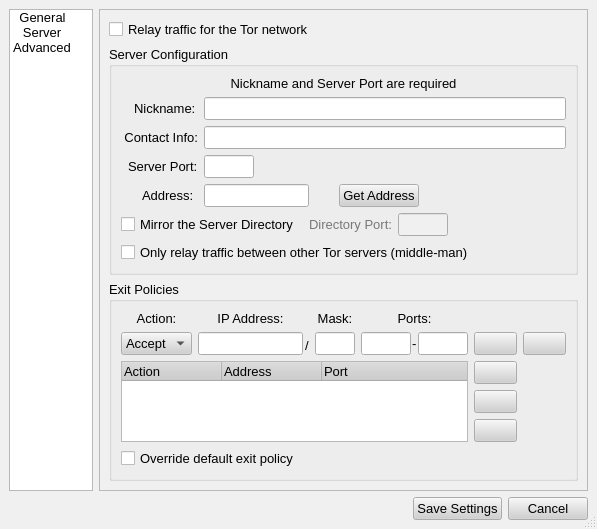
Before: the Qt Designer form src/gui/config/configdialog.ui in a-ilin/vidalia, drawn with Qt 5.
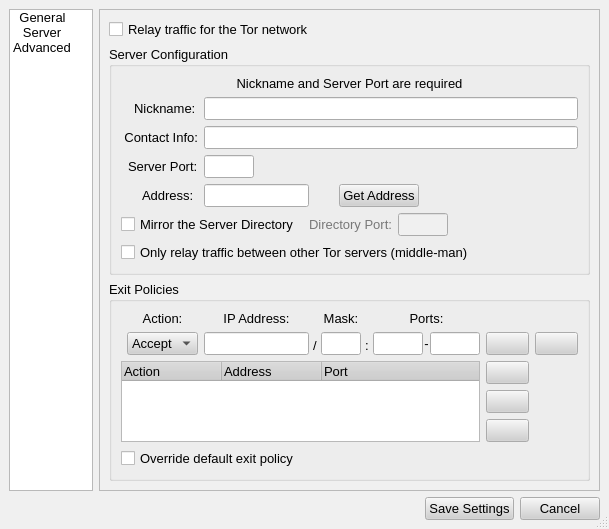
After: the same form once the commit is applied. The open tabs and pages were chosen to show the change. Icons and pictures are not drawn.

Commit message:
Minor layout change. Define help topics at the top to keep things sane when we start to go nuts with this concept.
svn:r503

What changed in the file:
```diff
--- a/src/gui/config/configdialog.ui
+++ b/src/gui/config/configdialog.ui
@@ -8,8 +8,8 @@
    <rect>
     <x>0</x>
     <y>0</y>
-    <width>522</width>
-    <height>302</height>
+    <width>575</width>
+    <height>349</height>
    </rect>
   </property>
   <property name="palette" >
@@ -1209,82 +1209,7 @@
                <property name="spacing" >
                 <number>6</number>
                </property>
-               <item row="0" column="0" >
-                <layout class="QHBoxLayout" >
-                 <property name="margin" >
-                  <number>0</number>
-                 </property>
-                 <property name="spacing" >
-                  <number>6</number>
-                 </property>
-                 <item>
-                  <spacer>
-                   <property name="orientation" >
-                    <enum>Qt::Horizontal</enum>
-                   </property>
-                   <property name="sizeHint" >
-                    <size>
-                     <width>40</width>
-                     <height>20</height>
-                    </size>
-                   </property>
-                  </spacer>
-                 </item>
-                 <item>
-                  <layout class="QVBoxLayout" >
-                   <property name="margin" >
-                    <number>0</number>
-                   </property>
-                   <property name="spacing" >
-                    <number>6</number>
-                   </property>
-                   <item>
-                    <widget class="QLabel" name="label_6" >
-                     <property name="contextMenuPolicy" >
-                      <enum>Qt::NoContextMenu</enum>
-                     </property>
-                     <property name="text" >
-                      <string>Action:</string>
-                     </property>
-                     <property name="alignment" >
-                      <set>Qt::AlignCenter</set>
-                     </property>
-                    </widget>
-                   </item>
-                   <item>
-                    <widget class="QComboBox" name="cmboExitAction" >
-                     <property name="sizePolicy" >
-                      <sizepolicy>
-                       <hsizetype>0</hsizetype>
-                       <vsizetype>0</vsizetype>
-                       <horstretch>0</horstretch>
-                       <verstretch>0</verstretch>
-                      </sizepolicy>
-                     </property>
-                     <property name="contextMenuPolicy" >
-                      <enum>Qt::NoContextMenu</enum>
-                     </property>
-                     <property name="toolTip" >
-                      <string>Action for new exit policy</string>
-                     </property>
-                     <property name="insertPolicy" >
-                      <enum>QComboBox::NoInsert</enum>
-                     </property>
-                     <item>
-                      <property name="text" >
-                       <string>Accept</string>
-                      </property>
-                     </item>
-                     <item>
-                      <property name="text" >
-                       <string>Reject</string>
-                      </property>
-                     </item>
-                    </widget>
-                   </item>
-                  </layout>
-                 </item>
-                 <item>
+               <item row="0" column="2" >
                   <layout class="QHBoxLayout" >
                    <property name="margin" >
                     <number>0</number>
@@ -1395,6 +1320,9 @@
                        <property name="text" >
                         <string>/</string>
                        </property>
+                     <property name="alignment" >
+                      <set>Qt::AlignCenter</set>
+                     </property>
                       </widget>
                      </item>
                     </layout>
@@ -1461,6 +1389,40 @@
                      </item>
                     </layout>
                    </item>
+                 <item>
+                  <layout class="QVBoxLayout" >
+                   <property name="margin" >
+                    <number>0</number>
+                   </property>
+                   <property name="spacing" >
+                    <number>6</number>
+                   </property>
+                   <item>
+                    <widget class="QLabel" name="label_12" >
+                     <property name="enabled" >
+                      <bool>false</bool>
+                     </property>
+                     <property name="contextMenuPolicy" >
+                      <enum>Qt::NoContextMenu</enum>
+                     </property>
+                     <property name="text" >
+                      <string/>
+                     </property>
+                    </widget>
+                   </item>
+                   <item>
+                    <widget class="QLabel" name="label_13" >
+                     <property name="contextMenuPolicy" >
+                      <enum>Qt::NoContextMenu</enum>
+                     </property>
+                     <property name="text" >
+                      <string>:</string>
+                     </property>
+                     <property name="alignment" >
+                      <set>Qt::AlignCenter</set>
+                     </property>
+                    </widget>
+                   </item>
                   </layout>
                  </item>
                  <item>
@@ -1533,6 +1495,9 @@
                        <property name="text" >
                         <string>-</string>
                        </property>
+                       <property name="alignment" >
+                        <set>Qt::AlignCenter</set>
+                       </property>
                       </widget>
                      </item>
                      <item>
@@ -1571,7 +1536,74 @@
                  </item>
                 </layout>
                </item>
-               <item row="2" column="0" >
+               <item row="0" column="1" >
+                <layout class="QVBoxLayout" >
+                 <property name="margin" >
+                  <number>0</number>
+                 </property>
+                 <property name="spacing" >
+                  <number>6</number>
+                 </property>
+                 <item>
+                  <widget class="QLabel" name="label_6" >
+                   <property name="contextMenuPolicy" >
+                    <enum>Qt::NoContextMenu</enum>
+                   </property>
+                   <property name="text" >
+                    <string>Action:</string>
+                   </property>
+                   <property name="alignment" >
+                    <set>Qt::AlignCenter</set>
+                   </property>
+                  </widget>
+                 </item>
+                 <item>
+                  <widget class="QComboBox" name="cmboExitAction" >
+                   <property name="sizePolicy" >
+                    <sizepolicy>
+                     <hsizetype>0</hsizetype>
+                     <vsizetype>0</vsizetype>
+                     <horstretch>0</horstretch>
+                     <verstretch>0</verstretch>
+                    </sizepolicy>
+                   </property>
+                   <property name="contextMenuPolicy" >
+                    <enum>Qt::NoContextMenu</enum>
+                   </property>
+                   <property name="toolTip" >
+                    <string>Action for new exit policy</string>
+                   </property>
+                   <property name="insertPolicy" >
+                    <enum>QComboBox::NoInsert</enum>
+                   </property>
+                   <item>
+                    <property name="text" >
+                     <string>Accept</string>
+                    </property>
+                   </item>
+                   <item>
+                    <property name="text" >
+                     <string>Reject</string>
+                    </property>
+                   </item>
+                  </widget>
+                 </item>
+                </layout>
+               </item>
+               <item row="0" column="0" >
+                <spacer>
+                 <property name="orientation" >
+                  <enum>Qt::Horizontal</enum>
+                 </property>
+                 <property name="sizeHint" >
+                  <size>
+                   <width>40</width>
+                   <height>20</height>
+                  </size>
+                 </property>
+                </spacer>
+               </item>
+               <item row="2" column="0" colspan="3" >
                 <widget class="QCheckBox" name="checkBox" >
                  <property name="toolTip" >
                   <string>If enabled, appends 'reject *.*' to the end of the policy</string>
@@ -1581,7 +1613,7 @@
                  </property>
                 </widget>
                </item>
-               <item row="1" column="0" >
+               <item row="1" column="0" colspan="3" >
                 <widget class="QTreeWidget" name="lstExitPolicies" >
                  <property name="sizePolicy" >
                   <sizepolicy>
@@ -1638,7 +1670,7 @@
                  </column>
                 </widget>
                </item>
-               <item rowspan="2" row="0" column="1" >
+               <item rowspan="2" row="0" column="3" >
                 <layout class="QVBoxLayout" >
                  <property name="margin" >
                   <number>0</number>
```
Lines whose indentation alone changed are shown as unchanged. The commit also changes 1 other file.
